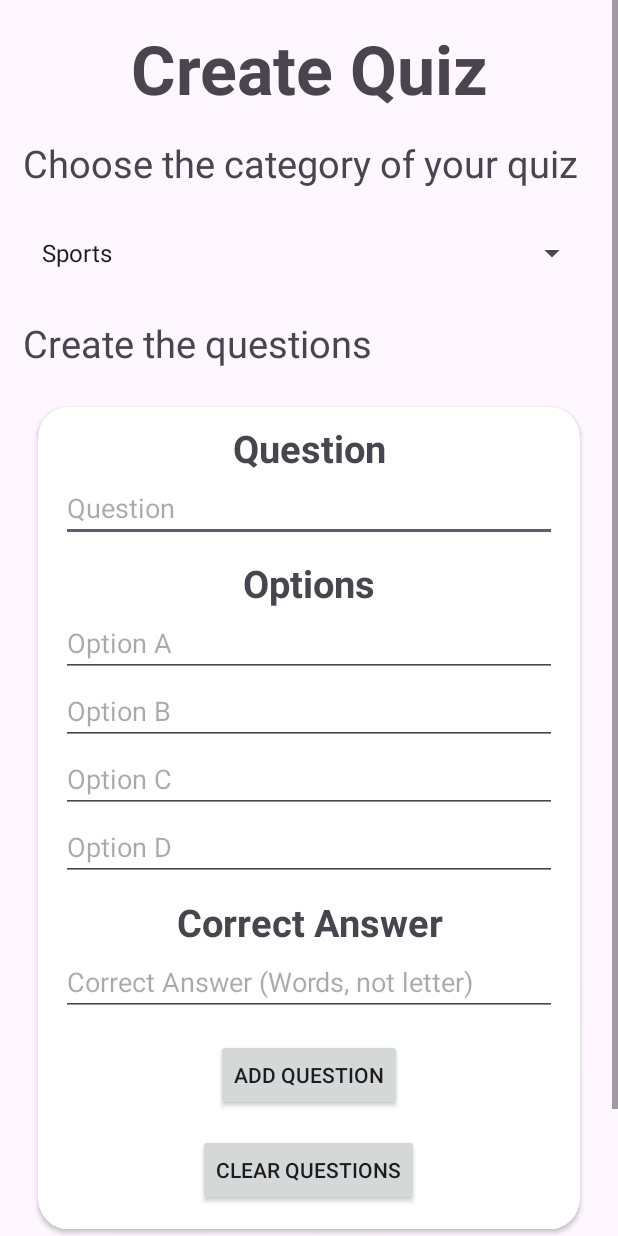
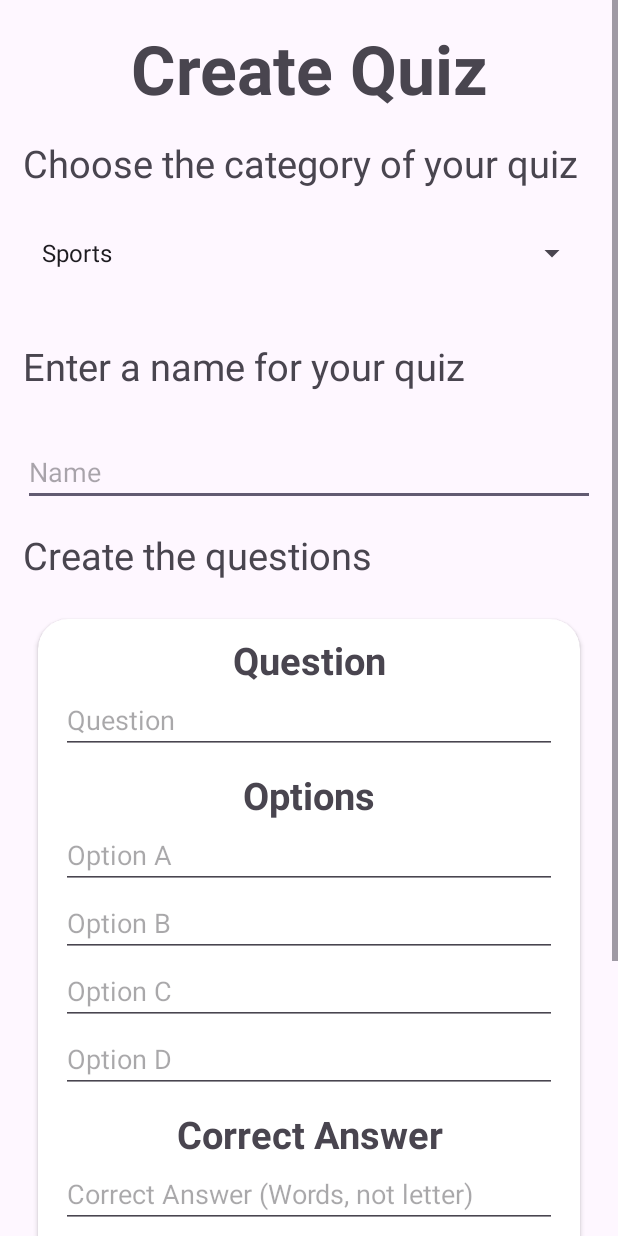
Before and after one commit to ST10083156/OPSC_QuizCore, an Android app: the CreateQuizActivity screen opened directly, with no data from a screen before it, on a phone screen of 412 x 824 dp. Run offline under Robolectric (Android 15) with nearby library versions, the phone set to English and light mode, and no system bars; our stand-ins replace Firebase (no records; nobody signed in at launch, a user with empty details on screens opened directly).

Commit message:
Custom Quiz Creation

```diff
--- a/app/src/main/java/com/example/opsc_quizcore/ApiService/ApiService.kt
+++ b/app/src/main/java/com/example/opsc_quizcore/ApiService/ApiService.kt
@@ -17,7 +17,7 @@ interface ApiService {
 
 
     @POST("/CustomQuiz/CreateQuiz/{quiz}")
-    fun CreateQuiz(@Body customQuiz: CustomQuizModel)
+    fun createQuiz(@Body customQuiz: CustomQuizModel) : Call<ApiResponse>
 
     @GET("CustomQuiz/GetMyQuizzes/{id}")
     fun getMyQuizzes(@Query("uid") uid: String): Call<List<CustomQuizModel>>
--- a/app/src/main/java/com/example/opsc_quizcore/Models/CustomQuizModel.kt
+++ b/app/src/main/java/com/example/opsc_quizcore/Models/CustomQuizModel.kt
@@ -2,6 +2,7 @@ package com.example.opsc_quizcore.Models
 
 data class CustomQuizModel(
     val UserID : String,
+    val QuizName : String,
     val Category : String,
     val Questions : List<QuestionModel>
 )
--- a/app/src/main/res/layout/activity_create_quiz.xml
+++ b/app/src/main/res/layout/activity_create_quiz.xml
@@ -33,6 +33,22 @@
         android:layout_width="match_parent"
         android:layout_height="45dp"
         android:layout_margin="20dp"/>
+
+    <TextView
+        android:id="@+id/nameTv"
+        android:layout_width="match_parent"
+        android:layout_height="wrap_content"
+        android:textSize="25dp"
+        android:text="Enter a name for your quiz"
+        android:layout_margin="15dp"/>
+
+    <EditText
+        android:id="@+id/nameET"
+        android:layout_width="match_parent"
+        android:layout_height="wrap_content"
+        android:hint="Name"
+        android:layout_margin="15dp"/>
+
 
 
     <TextView
```
Also changed, not shown: app/src/main/java/com/example/opsc_quizcore/CreateQuizActivity.kt (+47 -1 lines).
